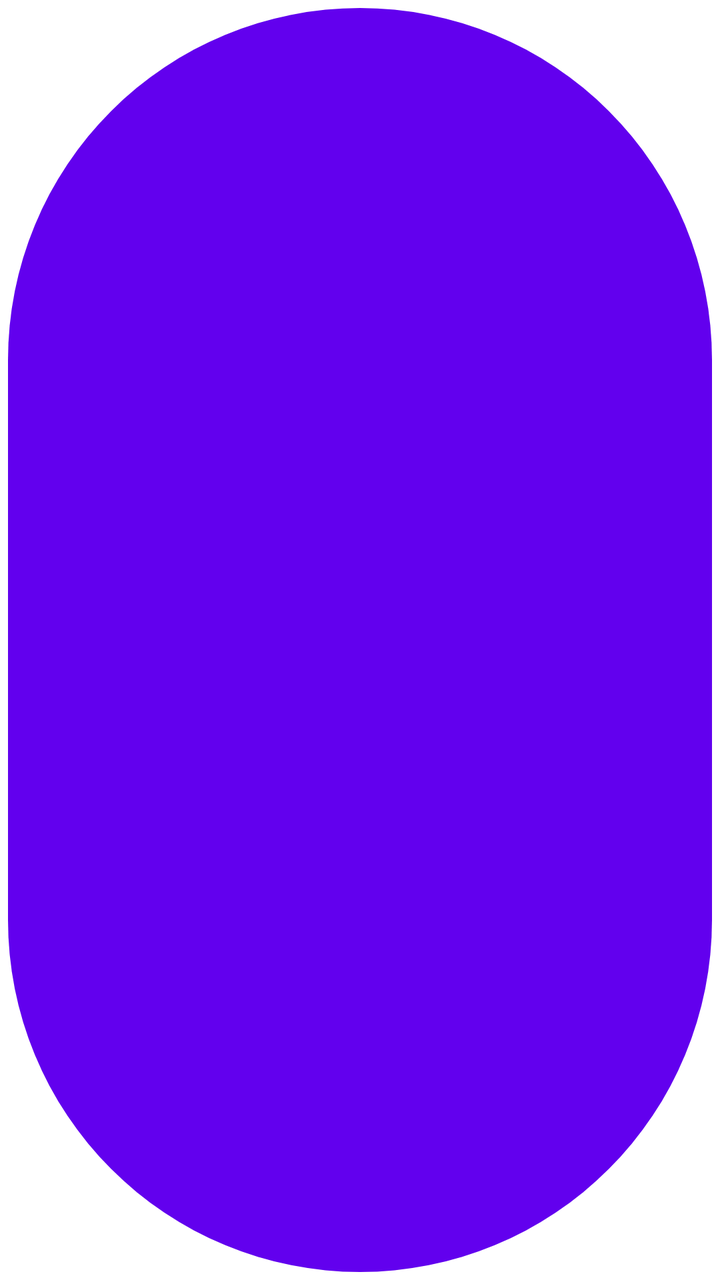
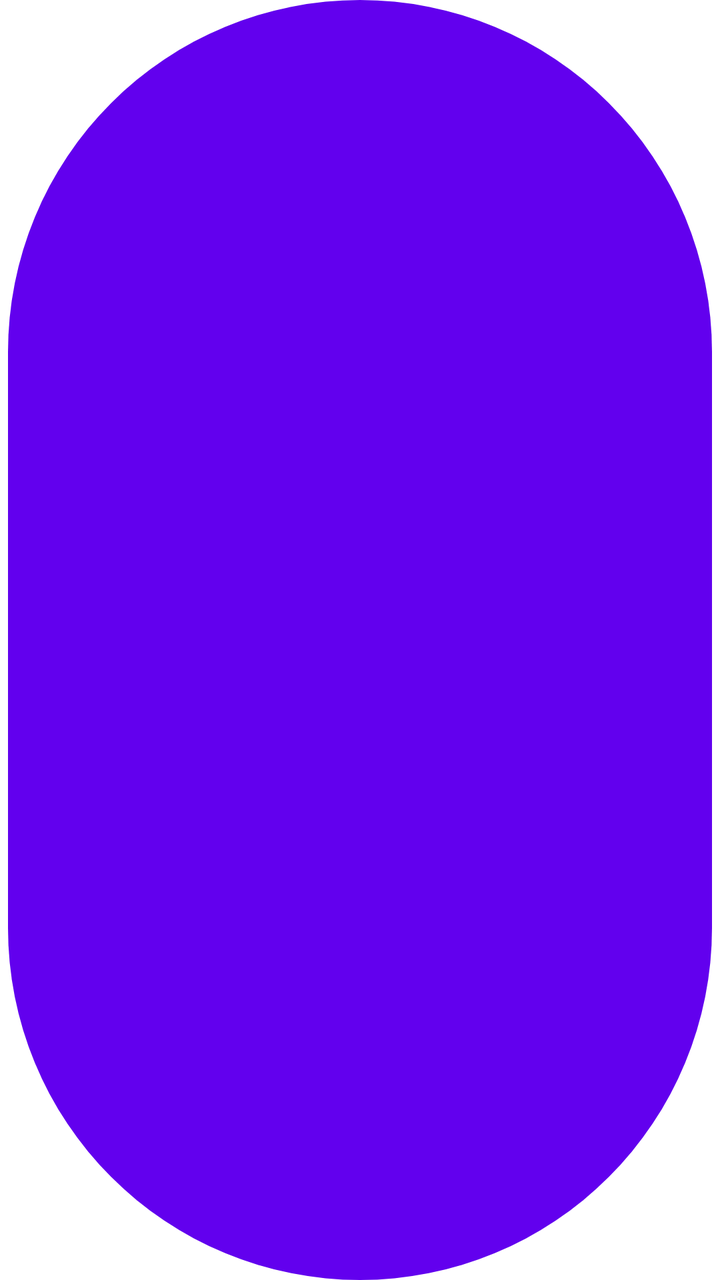

Before-and-after screenshots of an Android layout around one commit, followed by the original layout XML and the change that was made.
<!-- AndroidManifest.xml: fallback theme Theme.MaterialComponents.DayNight.NoActionBar -->
<!-- res/layout/item_secondary_action_button.xml -->
<?xml version="1.0" encoding="utf-8"?>
<com.google.android.material.button.MaterialButton xmlns:android="http://schemas.android.com/apk/res/android"
    xmlns:app="http://schemas.android.com/apk/res-auto"
    style="@style/Widget.Material3.Button.IconButton.Filled"
    android:layout_width="wrap_content"
    android:layout_height="wrap_content"
    android:layout_marginEnd="12dp" />
<!-- resources referenced by this layout -->
<resources>

</resources>

<!-- the commit's change to res/layout/item_secondary_action_button.xml (unified diff, before → after) -->
@@ -2,6 +2,9 @@
 <com.google.android.material.button.MaterialButton xmlns:android="http://schemas.android.com/apk/res/android"
     xmlns:app="http://schemas.android.com/apk/res-auto"
     style="@style/Widget.Material3.Button.IconButton.Filled"
-    android:layout_width="wrap_content"
-    android:layout_height="wrap_content"
-    android:layout_marginEnd="12dp" />
+    android:layout_width="48dp"
+    android:layout_height="48dp"
+    android:layout_marginEnd="4dp"
+    android:minWidth="0dp" android:minHeight="0dp"
+    android:padding="0dp" android:insetTop="0dp" android:insetBottom="0dp"
+    app:iconSize="20dp" app:iconPadding="0dp" app:iconGravity="textStart" />
